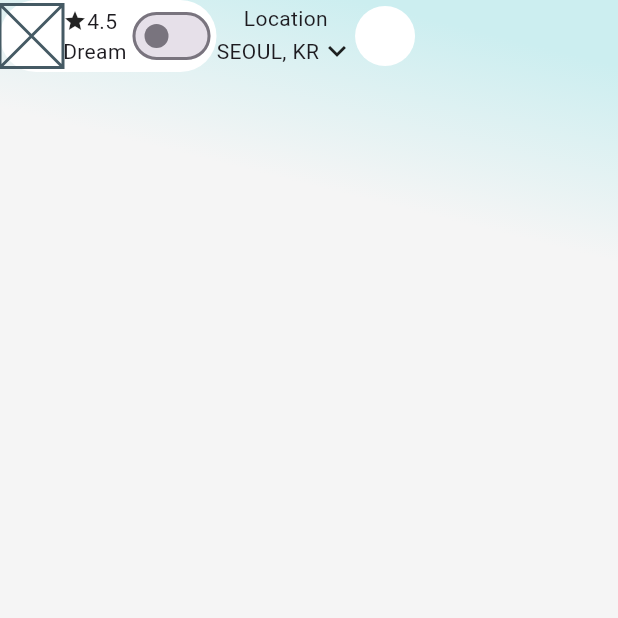
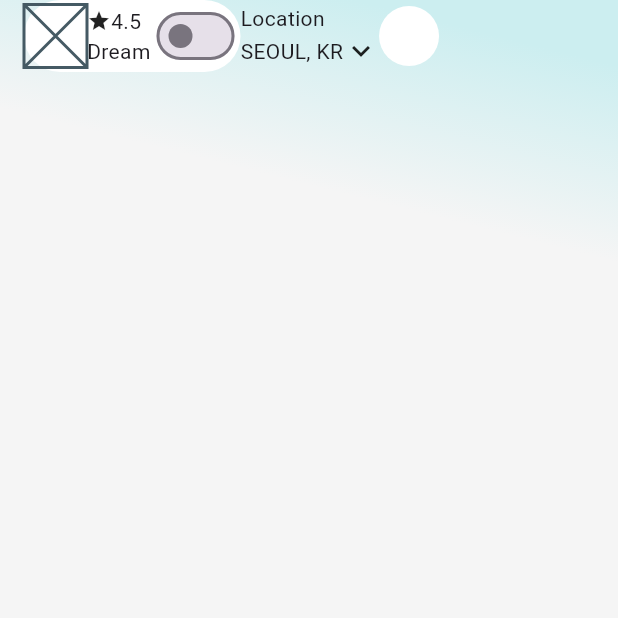
Before and after one commit to JAICHANGPARK/flutter_notebook_chapter_49, a Flutter app: the RealEstateHomePage screen opened directly, on a phone screen of 412 x 824 dp, the top half of it. Run offline on Flutter 3.47's test engine with Material 3 defaults, Android fonts, the phone set to English and light mode, and no system bars; our stand-ins replace dots_indicator, gap, google_fonts.

Commit message:
Update real_estate_home_page.dart

```diff
--- a/lib/ep2472_real_estate_app/ui/real_estate_home_page.dart
+++ b/lib/ep2472_real_estate_app/ui/real_estate_home_page.dart
@@ -33,9 +33,12 @@ class _RealEstateHomePageState extends State<RealEstateHomePage> {
             child: SafeArea(
               bottom: false,
               child: Column(
+                spacing: 16,
                 crossAxisAlignment: CrossAxisAlignment.start,
                 children: [
-                  Row(
+                  Padding(
+                    padding: const EdgeInsets.symmetric(horizontal: 16),
+                    child: Row(
                       children: [
                         Container(
                           decoration: ShapeDecoration(
@@ -70,6 +73,7 @@ class _RealEstateHomePageState extends State<RealEstateHomePage> {
                           ),
                         ),
                         Column(
+                          crossAxisAlignment: CrossAxisAlignment.start,
                           children: [
                             Text("Location"),
                             Row(
@@ -83,6 +87,7 @@ class _RealEstateHomePageState extends State<RealEstateHomePage> {
                         CircleAvatar(backgroundColor: Colors.white),
                       ],
                     ),
+                  ),
                 ],
               ),
             ),
```
Lines whose indentation alone changed are shown as unchanged.
